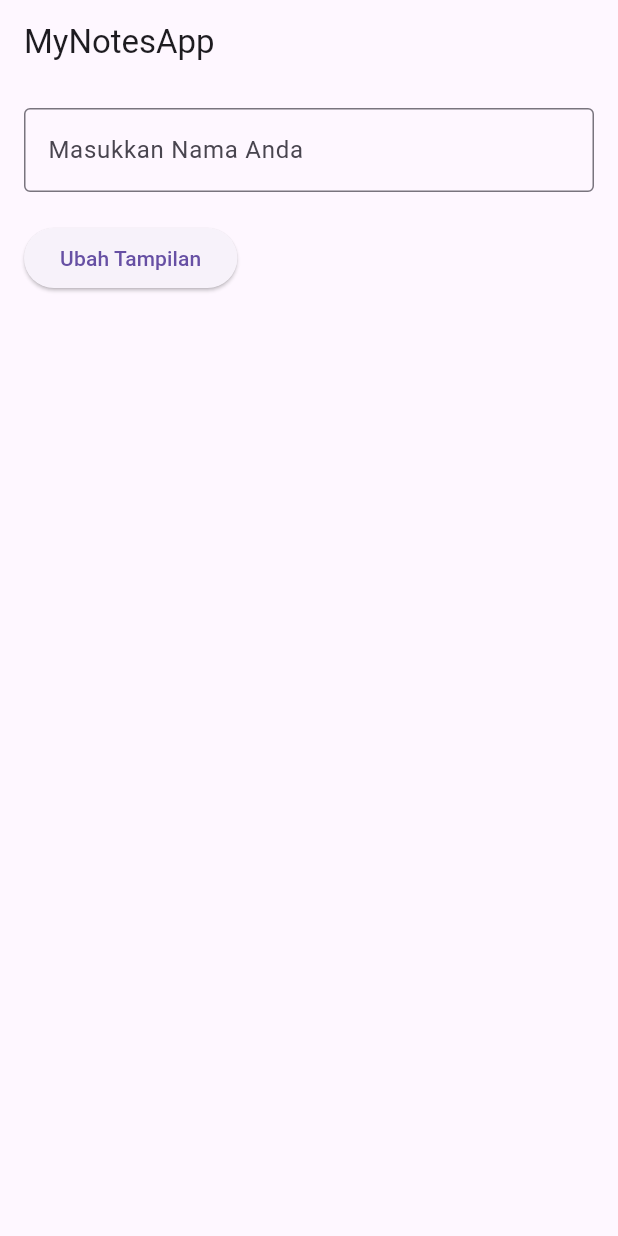
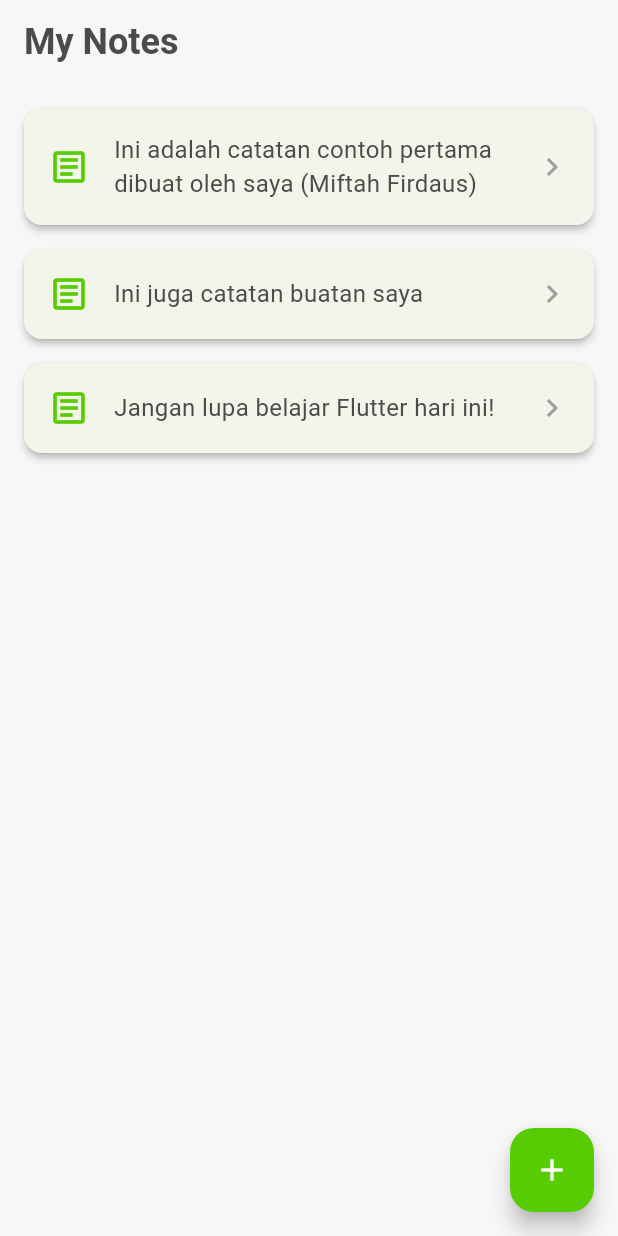
Before and after one commit to miftapedia/mynotesapp, a Flutter app: the screen it shows after launch, on a phone screen of 412 x 824 dp. Run offline on Flutter 3.47's test engine with Material 3 defaults, Android fonts, the phone set to English and light mode, and no system bars.

Commit message:
Tugas Pertemuan 4 Miftah Firdaus: Pemrograman Aplikasi Platform khusus

```diff
--- a/lib/main.dart
+++ b/lib/main.dart
@@ -1,9 +1,18 @@
 import 'package:flutter/material.dart';
+import 'add_note_view.dart';
+import 'note_detail_view.dart';
 
+// Warna-warna yang terinspirasi dari Duolingo
+const primaryColor = Color(0xFF58CC02);
+const backgroundColor = Color(0xFFF7F7F7);
+const textColor = Color(0xFF4B4B4B);
+
+// Menjalankan aplikasi
 void main() {
   runApp(const MyNotesApp());
 }
 
+// Widget utama aplikasi
 class MyNotesApp extends StatelessWidget {
   const MyNotesApp({Key? key}) : super(key: key);
 
@@ -12,15 +21,19 @@ class MyNotesApp extends StatelessWidget {
     return MaterialApp(
       title: 'MyNotesApp',
       theme: ThemeData(
-        primarySwatch: Colors.blue,
+        primaryColor: primaryColor,
+        scaffoldBackgroundColor: backgroundColor,
+        colorScheme: ColorScheme.fromSeed(seedColor: primaryColor),
+        useMaterial3: true,
         visualDensity: VisualDensity.adaptivePlatformDensity,
       ),
       home: const HomePage(),
-      debugShowCheckedModeBanner: false,
+      debugShowCheckedModeBanner: false, // Menghilangkan banner debug
     );
   }
 }
 
+// Halaman utama aplikasi, sekarang menjadi daftar catatan
 class HomePage extends StatefulWidget {
   const HomePage({Key? key}) : super(key: key);
 
@@ -29,54 +42,100 @@ class HomePage extends StatefulWidget {
 }
 
 class _HomePageState extends State<HomePage> {
-  final TextEditingController _nameController = TextEditingController();
+  // Daftar catatan awal
+  final List<String> _notes = [
+    "Ini adalah catatan contoh pertama dibuat oleh saya (Miftah Firdaus)",
+    "Ini juga catatan buatan saya",
+    "Jangan lupa belajar Flutter hari ini!",
+  ];
 
-  String _displayName = "";
+  // Fungsi untuk menavigasi ke halaman tambah catatan
+  void _navigateToAddNote() async {
+    final String? newNote = await Navigator.push(
+      context,
+      MaterialPageRoute(builder: (context) => const AddNoteView()),
+    );
 
-
-  void _updateView() {
+    if (newNote != null && newNote.isNotEmpty) {
       setState(() {
-      _displayName = _nameController.text;
+        _notes.add(newNote);
       });
     }
+  }
 
-  @override
-  void dispose() {
-    _nameController.dispose();
-    super.dispose();
+  // Fungsi untuk menavigasi ke halaman detail catatan
+  void _navigateToDetailNote(String note) {
+    Navigator.push(
+      context,
+      MaterialPageRoute(builder: (context) => NoteDetailView(note: note)),
+    );
   }
 
   @override
   Widget build(BuildContext context) {
     return Scaffold(
       appBar: AppBar(
-        title: const Text('MyNotesApp'),
-      ),
-      body: Padding(
-        padding: const EdgeInsets.all(16.0),
-        child: Column(
-          crossAxisAlignment: CrossAxisAlignment.start,
-          children: [
-            TextField(
-              controller: _nameController,
-              decoration: const InputDecoration(
-                labelText: 'Masukkan Nama Anda',
-                border: OutlineInputBorder(),
+        title: const Text(
+          'My Notes',
+          style: TextStyle(
+            color: textColor,
+            fontWeight: FontWeight.bold,
+            fontSize: 24,
           ),
         ),
-            const SizedBox(height: 20),
+        backgroundColor: backgroundColor,
+        elevation: 0,
+      ),
+      body: ListView.builder(
+        padding: const EdgeInsets.symmetric(horizontal: 16.0, vertical: 8.0),
+        itemCount: _notes.length,
+        itemBuilder: (context, index) {
+          final note = _notes[index];
+          // Widget custom untuk setiap item catatan
+          return _buildNoteCard(note);
+        },
+      ),
+      floatingActionButton: FloatingActionButton(
+        onPressed: _navigateToAddNote,
+        tooltip: 'Tambah Catatan',
+        backgroundColor: primaryColor,
+        child: const Icon(Icons.add, color: Colors.white),
+      ),
+    );
+  }
 
-            ElevatedButton(
-              onPressed: _updateView,
-              child: const Text('Ubah Tampilan'),
+  // Widget untuk membuat card catatan yang stylish
+  Widget _buildNoteCard(String note) {
+    return Card(
+      elevation: 2.0,
+      margin: const EdgeInsets.symmetric(vertical: 8.0),
+      shape: RoundedRectangleBorder(
+        borderRadius: BorderRadius.circular(12.0),
       ),
-            const SizedBox(height: 30),
-
-            Text(
-              _displayName.isEmpty ? '' : 'Halo, $_displayName!',
-              style: const TextStyle(fontSize: 20, fontWeight: FontWeight.bold),
+      child: InkWell(
+        onTap: () => _navigateToDetailNote(note),
+        borderRadius: BorderRadius.circular(12.0),
+        child: Padding(
+          padding: const EdgeInsets.all(16.0),
+          child: Row(
+            children: [
+              // Ikon untuk dekorasi
+              const Icon(Icons.article_outlined, color: primaryColor, size: 28),
+              const SizedBox(width: 16.0),
+              // Teks catatan
+              Expanded(
+                child: Text(
+                  note,
+                  style: const TextStyle(fontSize: 16.0, color: textColor),
+                  maxLines: 2,
+                  overflow: TextOverflow.ellipsis,
                 ),
+              ),
+              const SizedBox(width: 8.0),
+              // Ikon panah
+              const Icon(Icons.chevron_right, color: Colors.grey),
             ],
+          ),
         ),
       ),
     );
```
Also changed, not shown: lib/add_note_view.dart (added, +115 -0 lines), lib/note_detail_view.dart (added, +57 -0 lines). Lines whose indentation alone changed are shown as unchanged.
